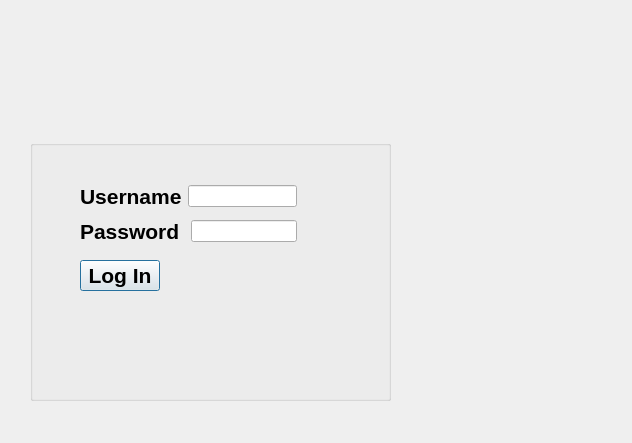
Before: the Qt Designer form signin.ui in Adarsha16/SoftNote, drawn with Qt 5.
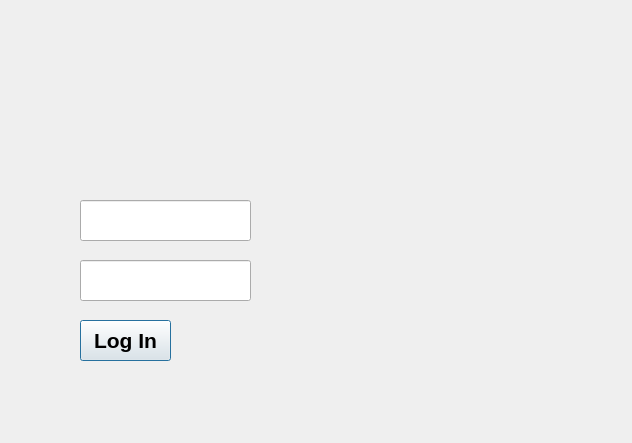
After: the same form once the commit is applied.

What changed in the file:
```diff
--- a/signin.ui
+++ b/signin.ui
@@ -10,46 +10,22 @@
     <height>443</height>
    </rect>
   </property>
+  <property name="font">
+   <font>
+    <pointsize>16</pointsize>
+   </font>
+  </property>
+  <property name="focusPolicy">
+   <enum>Qt::NoFocus</enum>
+  </property>
   <property name="windowTitle">
    <string>Dialog</string>
   </property>
-  <widget class="QGroupBox" name="signIn_grouped">
-   <property name="geometry">
-    <rect>
-     <x>30</x>
-     <y>140</y>
-     <width>361</width>
-     <height>261</height>
-    </rect>
-   </property>
-   <property name="title">
-    <string/>
-   </property>
-   <widget class="QPushButton" name="signIn">
-    <property name="geometry">
-     <rect>
-      <x>50</x>
-      <y>120</y>
-      <width>80</width>
-      <height>31</height>
-     </rect>
-    </property>
-    <property name="font">
-     <font>
-      <pointsize>16</pointsize>
-      <bold>true</bold>
-     </font>
-    </property>
-    <property name="text">
-     <string>Log In</string>
-    </property>
-   </widget>
-  </widget>
   <widget class="QLabel" name="labelPic">
    <property name="geometry">
     <rect>
-     <x>48</x>
-     <y>30</y>
+     <x>50</x>
+     <y>70</y>
      <width>471</width>
      <height>81</height>
     </rect>
@@ -58,68 +34,82 @@
     <string/>
    </property>
   </widget>
-  <widget class="QWidget" name="">
+  <widget class="QPushButton" name="signIn">
    <property name="geometry">
     <rect>
      <x>80</x>
-     <y>180</y>
-     <width>217</width>
-     <height>68</height>
+     <y>320</y>
+     <width>91</width>
+     <height>41</height>
     </rect>
    </property>
-   <layout class="QVBoxLayout" name="verticalLayout">
-    <item>
-     <layout class="QHBoxLayout" name="horizontalLayout">
-      <item>
-       <widget class="QLabel" name="userLabel">
-        <property name="font">
-         <font>
-          <pointsize>16</pointsize>
-          <bold>true</bold>
-         </font>
-        </property>
-        <property name="text">
-         <string>Username</string>
-        </property>
-       </widget>
-      </item>
-      <item>
-       <widget class="QLineEdit" name="sUsername">
-        <property name="text">
-         <string/>
-        </property>
-       </widget>
-      </item>
-     </layout>
-    </item>
-    <item>
-     <layout class="QHBoxLayout" name="horizontalLayout_2">
-      <item>
-       <widget class="QLabel" name="labelPass">
-        <property name="font">
-         <font>
-          <pointsize>16</pointsize>
-          <bold>true</bold>
-         </font>
-        </property>
-        <property name="text">
-         <string>Password </string>
-        </property>
-       </widget>
-      </item>
-      <item>
-       <widget class="QLineEdit" name="sPassword">
-        <property name="text">
-         <string/>
-        </property>
-        <property name="echoMode">
-         <enum>QLineEdit::Password</enum>
-        </property>
-       </widget>
-      </item>
-     </layout>
-    </item>
-   </layout>
+   <property name="font">
+    <font>
+     <pointsize>16</pointsize>
+     <bold>true</bold>
+    </font>
+   </property>
+   <property name="text">
+    <string>Log In</string>
+   </property>
+  </widget>
+  <widget class="QLineEdit" name="sPassword">
+   <property name="geometry">
+    <rect>
+     <x>80</x>
+     <y>260</y>
+     <width>171</width>
+     <height>41</height>
+    </rect>
+   </property>
+   <property name="font">
+    <font>
+     <pointsize>16</pointsize>
+    </font>
+   </property>
+   <property name="text">
+    <string/>
+   </property>
+   <property name="echoMode">
+    <enum>QLineEdit::Password</enum>
+   </property>
+  </widget>
+  <widget class="QLabel" name="labelPass">
+   <property name="geometry">
+    <rect>
+     <x>82</x>
+     <y>191</y>
+     <width>16</width>
+     <height>22</height>
+    </rect>
+   </property>
+   <property name="font">
+    <font>
+     <pointsize>16</pointsize>
+     <bold>true</bold>
+    </font>
+   </property>
+   <property name="text">
+    <string/>
+   </property>
+  </widget>
+  <widget class="QLineEdit" name="sUsername">
+   <property name="geometry">
+    <rect>
+     <x>80</x>
+     <y>200</y>
+     <width>171</width>
+     <height>41</height>
+    </rect>
+   </property>
+   <property name="font">
+    <font>
+     <pointsize>16</pointsize>
+    </font>
+   </property>
+   <property name="text">
+    <string/>
+   </property>
   </widget>
  </widget>
  <resources/>
```
